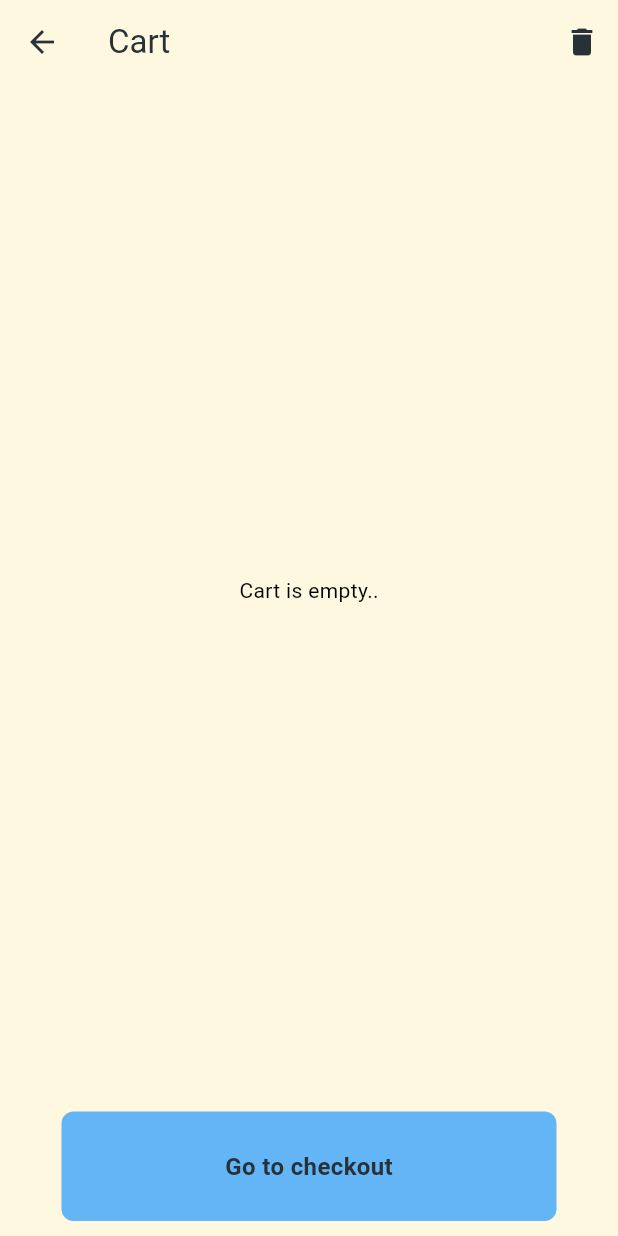
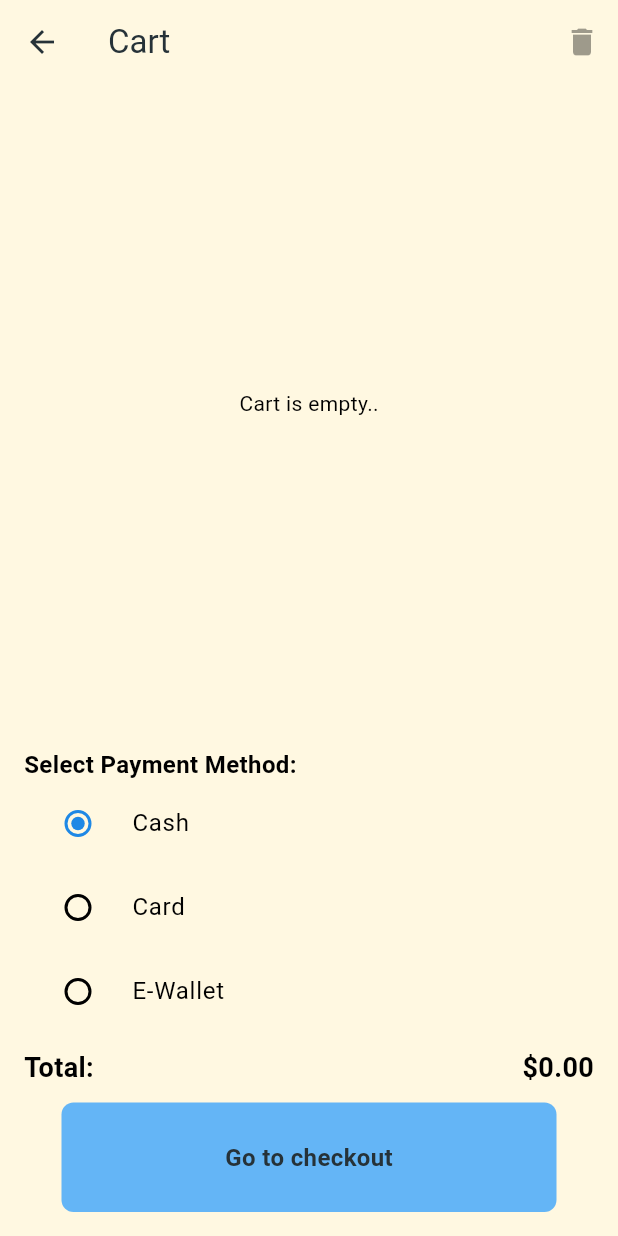
Before and after one commit to ndeeuish/Foi, a Flutter app: the CartPage screen opened directly, on a phone screen of 412 x 824 dp. Run offline on Flutter 3.47's test engine with Material 3 defaults, Android fonts, the phone set to English and light mode, and no system bars; our stand-ins replace cloud_firestore, firebase_auth, firebase_core, flutter_credit_card, google_sign_in, latlong2; missing offline and left inert: flutter_facebook_auth; accounts and stored records are empty.

Commit message:
cart, payment

```diff
--- a/lib/pages/cart_page.dart
+++ b/lib/pages/cart_page.dart
@@ -18,11 +18,19 @@ class _CartPageState extends State<CartPage> {
     restaurant.removeFromCart(cartItem);
   }
 
+  double _calculateTotal(List<CartItem> cart) {
+    return cart.fold(0, (total, item) => total + (item.food.price * item.quantity));
+  }
+
+  String _selectedPaymentMethod = "Cash";
+
   @override
   Widget build(BuildContext context) {
     return Consumer<Restaurant>(
       builder: (context, restaurant, child) {
         final userCart = restaurant.cart;
+        final totalPrice = _calculateTotal(userCart);
+
         return Scaffold(
           appBar: AppBar(
             title: const Text("Cart"),
@@ -30,7 +38,9 @@ class _CartPageState extends State<CartPage> {
             foregroundColor: Theme.of(context).colorScheme.inversePrimary,
             actions: [
               IconButton(
-                onPressed: () {
+                onPressed: userCart.isEmpty
+                    ? null
+                    : () {
                         showDialog(
                           context: context,
                           builder: (context) => AlertDialog(
@@ -61,11 +71,12 @@ class _CartPageState extends State<CartPage> {
                 child: userCart.isEmpty
                     ? const Center(child: Text("Cart is empty.."))
                     : ListView.builder(
+                        padding: const EdgeInsets.symmetric(horizontal: 16.0),
                         itemCount: userCart.length,
                         itemBuilder: (context, index) {
                           final cartItem = userCart[index];
                           return Dismissible(
-                            key: ValueKey(cartItem),
+                            key: ValueKey(cartItem.food.name + cartItem.quantity.toString()),
                             direction: DismissDirection.endToStart,
                             onDismissed: (direction) {
                               _removeFromCart(restaurant, cartItem);
@@ -74,8 +85,7 @@ class _CartPageState extends State<CartPage> {
                               color: Colors.red,
                               alignment: Alignment.centerRight,
                               padding: const EdgeInsets.only(right: 20),
-                              child:
-                                  const Icon(Icons.delete, color: Colors.white),
+                              child: const Icon(Icons.delete, color: Colors.white),
                             ),
                             child: MyCartTile(cartItem: cartItem),
                           );
@@ -83,17 +93,71 @@ class _CartPageState extends State<CartPage> {
                       ),
               ),
               Padding(
-                padding: const EdgeInsets.symmetric(
-                    horizontal: 16.0, vertical: 10.0),
-                child: MyButton(
+                padding: const EdgeInsets.all(16.0),
+                child: Column(
+                  crossAxisAlignment: CrossAxisAlignment.start,
+                  children: [
+                    const Text(
+                      "Select Payment Method:",
+                      style: TextStyle(fontSize: 16, fontWeight: FontWeight.bold),
+                    ),
+                    RadioListTile(
+                      title: const Text("Cash"),
+                      value: "Cash",
+                      groupValue: _selectedPaymentMethod,
+                      onChanged: (value) {
+                        setState(() {
+                          _selectedPaymentMethod = value.toString();
+                        });
+                      },
+                    ),
+                    RadioListTile(
+                      title: const Text("Card"),
+                      value: "Card",
+                      groupValue: _selectedPaymentMethod,
+                      onChanged: (value) {
+                        setState(() {
+                          _selectedPaymentMethod = value.toString();
+                        });
+                      },
+                    ),
+                    RadioListTile(
+                      title: const Text("E-Wallet"),
+                      value: "E-Wallet",
+                      groupValue: _selectedPaymentMethod,
+                      onChanged: (value) {
+                        setState(() {
+                          _selectedPaymentMethod = value.toString();
+                        });
+                      },
+                    ),
+                    const SizedBox(height: 10),
+                    Row(
+                      mainAxisAlignment: MainAxisAlignment.spaceBetween,
+                      children: [
+                        const Text(
+                          "Total:",
+                          style: TextStyle(fontSize: 18, fontWeight: FontWeight.bold),
+                        ),
+                        Text(
+                          "\$${totalPrice.toStringAsFixed(2)}",
+                          style: const TextStyle(fontSize: 18, fontWeight: FontWeight.bold),
+                        ),
+                      ],
+                    ),
+                    const SizedBox(height: 10),
+                    MyButton(
                       text: "Go to checkout",
                       onTap: userCart.isEmpty
                           ? null
                           : () => Navigator.push(
                                 context,
                                 MaterialPageRoute(
-                                builder: (context) => const PaymentPage()),
+                                  builder: (context) => PaymentPage(paymentMethod: _selectedPaymentMethod, totalPrice: totalPrice,),
                                 ),
+                              ),
+                    ),
+                  ],
                 ),
               ),
             ],
--- a/lib/pages/payment_page.dart
+++ b/lib/pages/payment_page.dart
@@ -4,7 +4,9 @@ import 'package:foi/pages/delivery_progress_page.dart';
 import 'package:flutter_credit_card/flutter_credit_card.dart';
 
 class PaymentPage extends StatefulWidget {
-  const PaymentPage({super.key});
+  final double totalPrice;
+
+  const PaymentPage({super.key, required this.totalPrice, required String paymentMethod});
 
   @override
   State<PaymentPage> createState() => _PaymentPageState();
@@ -12,32 +14,36 @@ class PaymentPage extends StatefulWidget {
 
 class _PaymentPageState extends State<PaymentPage> {
   GlobalKey<FormState> formKey = GlobalKey<FormState>();
-
+  String selectedPaymentMethod = "Card";
   String cardNumber = '';
   String expiryDate = '';
   String cardHolderName = '';
   String cvvCode = '';
   bool isCvvFocused = false;
 
-  //user wants to pay
   void userTappedPay() {
-    if (formKey.currentState!.validate()) {
+    if (selectedPaymentMethod == "Card" && !formKey.currentState!.validate()) {
+      return;
+    }
     showDialog(
       context: context,
       builder: (context) => AlertDialog(
-          title: Text("Confirm Payment"),
+        title: Text(selectedPaymentMethod == "Cash" ? "Confirm Order" : "Confirm Payment"),
         content: SingleChildScrollView(
           child: ListBody(
             children: [
+              Text("Payment Method: $selectedPaymentMethod"),
+              Text("Total Price: \$${widget.totalPrice.toStringAsFixed(2)}"),
+              if (selectedPaymentMethod == "Card") ...[
                 Text("Card Number: $cardNumber"),
                 Text("Expiry Date: $expiryDate"),
                 Text("Card Holder name: $cardHolderName"),
                 Text("CVV: $cvvCode"),
               ],
+            ],
           ),
         ),
         actions: [
-            // yes button
           TextButton(
             onPressed: () {
               Navigator.pop(context);
@@ -50,7 +56,6 @@ class _PaymentPageState extends State<PaymentPage> {
             },
             child: Text("Yes"),
           ),
-            //cancel button
           TextButton(
             onPressed: () => Navigator.pop(context),
             child: Text("Cancel"),
@@ -58,7 +63,6 @@ class _PaymentPageState extends State<PaymentPage> {
         ],
       ),
     );
-    }
   }
 
   @override
@@ -72,7 +76,22 @@ class _PaymentPageState extends State<PaymentPage> {
       ),
       body: Column(
         children: [
-          //credit card
+          DropdownButton<String>(
+            value: selectedPaymentMethod,
+            onChanged: (String? newValue) {
+              setState(() {
+                selectedPaymentMethod = newValue!;
+              });
+            },
+            items: <String>["Card", "Cash", "E-Wallet"]
+                .map<DropdownMenuItem<String>>((String value) {
+              return DropdownMenuItem<String>(
+                value: value,
+                child: Text(value),
+              );
+            }).toList(),
+          ),
+          if (selectedPaymentMethod == "Card") ...[
             CreditCardWidget(
               cardNumber: cardNumber,
               expiryDate: expiryDate,
@@ -81,8 +100,6 @@ class _PaymentPageState extends State<PaymentPage> {
               showBackView: isCvvFocused,
               onCreditCardWidgetChange: (p0) {},
             ),
-
-          //credit card form
             CreditCardForm(
               cardNumber: cardNumber,
               expiryDate: expiryDate,
@@ -98,14 +115,13 @@ class _PaymentPageState extends State<PaymentPage> {
               },
               formKey: formKey,
             ),
-
+          ],
           const Spacer(),
-
-          MyButton(text: "Pay now", onTap: userTappedPay),
-
-          const SizedBox(
-            height: 25,
+          MyButton(
+            text: selectedPaymentMethod == "Cash" ? "Confirm Order" : "Pay now",
+            onTap: userTappedPay,
           ),
+          const SizedBox(height: 25),
         ],
       ),
     );
--- a/pubspec.yaml
+++ b/pubspec.yaml
@@ -46,6 +46,7 @@ dependencies:
   flutter_map: ^6.1.0
   latlong2: ^0.9.0
   http: ^1.1.0
+  webview_flutter: ^4.10.0
 
 dev_dependencies:
   flutter_test:
```
Also changed, not shown: pubspec.lock, 1 other file. Lines whose indentation alone changed are shown as unchanged.
